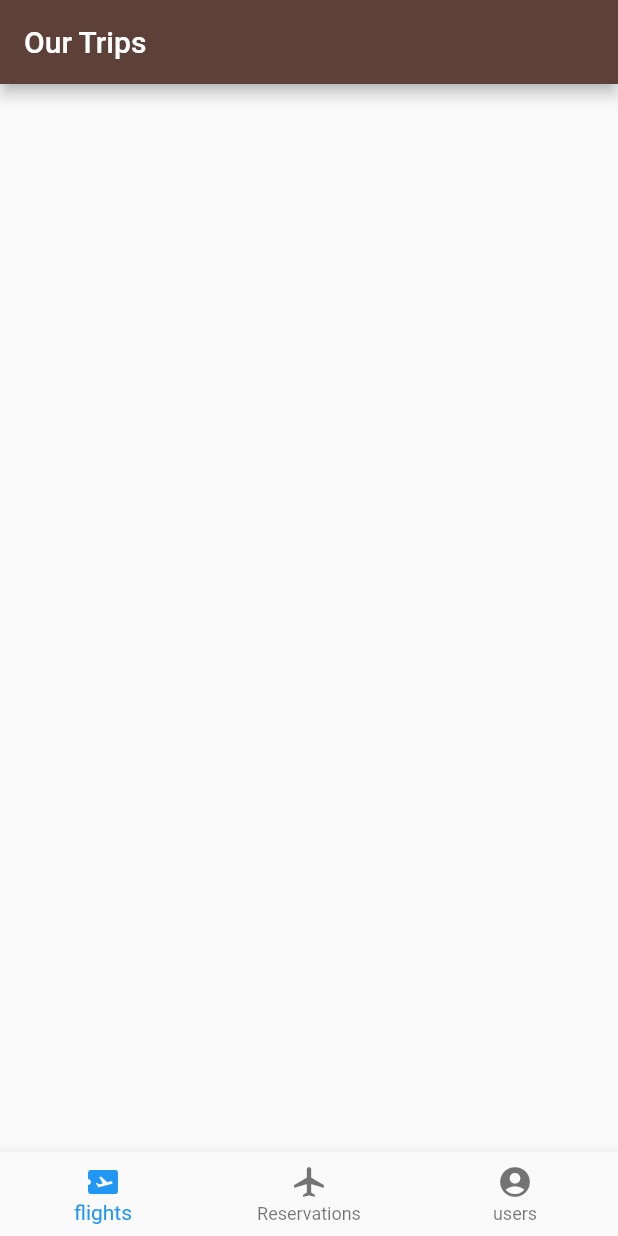
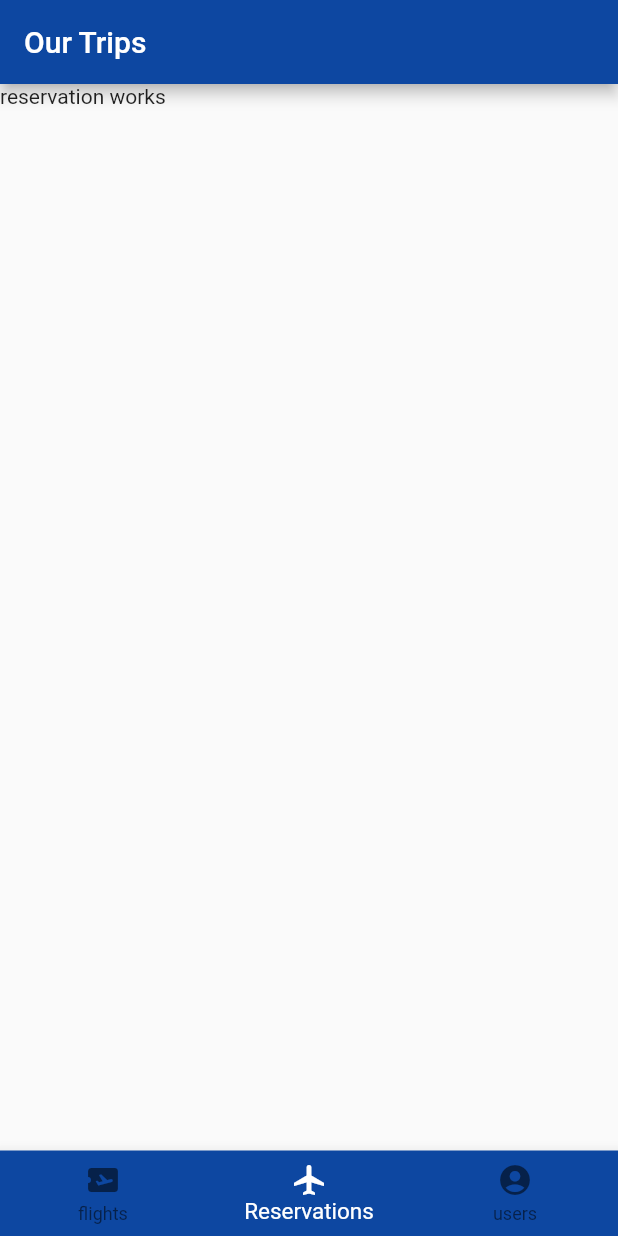
Before and after one commit to AhmedAziz0047/FLUTTER, a Flutter app: the screen it shows after launch, on a phone screen of 412 x 824 dp. Run offline on Flutter 3.47's test engine with Material 2 defaults, Android fonts, the phone set to English and light mode, and no system bars; our stand-ins replace fluttertoast, touchable_opacity.

Commit message:
login signup userSetting widgets

```diff
--- a/lib/admin/adminFlights.dart
+++ b/lib/admin/adminFlights.dart
@@ -1,4 +1,6 @@
 import 'package:flutter/material.dart';
+import 'package:flutterproject/admin/adminReservations.dart';
+import 'package:flutterproject/admin/adminUsers.dart';
 class adminFlights extends StatefulWidget {
   const adminFlights({ Key? key }) : super(key: key);
 
@@ -7,38 +9,11 @@ class adminFlights extends StatefulWidget {
 }
 
 class _adminFlightsState extends State<adminFlights> {
-  int _currentIndex=0;
   @override
   Widget build(BuildContext context) {
     return Scaffold(
-        body: Container(),
-            bottomNavigationBar: BottomNavigationBar(
-              currentIndex:_currentIndex,
-              items: [
-              BottomNavigationBarItem(
-                icon: Icon(IconData(0xe06d, fontFamily: 'MaterialIcons')),
-                label:'flights',
-                backgroundColor: Colors.blue
-
-              ), BottomNavigationBarItem(
-                icon: Icon(IconData(0xee5f, fontFamily: 'MaterialIcons')),
-                label:'Reservations',
-                backgroundColor: Colors.green
-
-              ),
-               BottomNavigationBarItem(
-                icon: Icon(IconData(0xe743, fontFamily: 'MaterialIcons')),
-                label:'users',
-                backgroundColor: Colors.orange
-              )
-
-            ],
-              onTap: (index){
-                setState(() {
-                  _currentIndex=index;
-                });
-              },
-            ),
+        body:
+            Text("flights works"),
     );
   }
 }
--- a/lib/admin/adminReservations.dart
+++ b/lib/admin/adminReservations.dart
@@ -0,0 +1,16 @@
+import 'package:flutter/material.dart';
+class adminReservations extends StatefulWidget {
+  const adminReservations({ Key? key }) : super(key: key);
+
+  @override
+  _adminReservationsState createState() => _adminReservationsState();
+}
+
+class _adminReservationsState extends State<adminReservations> {
+  @override
+  Widget build(BuildContext context) {
+    return Container(
+      child:Text('reservation works'),
+    );
+  }
+}
--- /dev/null
+++ b/lib/admin/bottomnavbar.dart
@@ -0,0 +1,53 @@
+import 'package:flutter/material.dart';
+import 'package:flutterproject/admin/adminFlights.dart';
+import 'package:flutterproject/admin/adminReservations.dart';
+import 'package:flutterproject/admin/adminUsers.dart';
+class bottomnavbar extends StatefulWidget {
+  const bottomnavbar({ Key? key }) : super(key: key);
+
+  @override
+  _bottomnavbarState createState() => _bottomnavbarState();
+}
+
+class _bottomnavbarState extends State<bottomnavbar> {
+  List<String>pagesKeys=["flights","reservations","users"];
+  int currentIndex=1;
+  final screens=[adminFlights(),
+                 adminReservations(),
+                 adminUsers()];
+  @override
+  Widget build(BuildContext context) {
+    return Scaffold(
+      body: screens[currentIndex],
+      bottomNavigationBar: BottomNavigationBar(
+        backgroundColor: Colors.blue[900],
+              currentIndex:currentIndex,
+              onTap: (index)=>setState(()=>currentIndex=index ),
+              items: [
+              BottomNavigationBarItem(
+                icon: Icon(IconData(0xe06d, fontFamily: 'MaterialIcons')),
+                label:'flights',
+                backgroundColor: Colors.blue
+
+              ),
+                BottomNavigationBarItem(
+                icon: Icon(IconData(0xee5f, fontFamily: 'MaterialIcons')),
+                label:'Reservations',
+                backgroundColor: Colors.green
+
+              ),
+               BottomNavigationBarItem(
+                icon: Icon(IconData(0xe743, fontFamily: 'MaterialIcons')),
+                label:'users',
+                backgroundColor: Colors.orange
+              )
+
+            ],
+            selectedItemColor: Colors.white,
+            selectedFontSize: 15,
+
+
+            ),
+    );
+  }
+}
--- a/lib/widgets/home.dart
+++ b/lib/widgets/home.dart
@@ -1,5 +1,6 @@
 import 'package:flutter/material.dart';
 import 'package:flutterproject/admin/adminFlights.dart';
+import 'package:flutterproject/admin/bottomnavbar.dart';
 import 'package:flutterproject/widgets/vols_item.dart';
 
 class HomeScreen extends StatefulWidget {
@@ -17,10 +18,10 @@ class _HomeScreenState extends State<HomeScreen> {
       child:Scaffold(
         appBar: AppBar(
           title:Text("Our Trips"),
-          backgroundColor: Colors.brown[700],
+          backgroundColor: Colors.blue[900],
         ),
         backgroundColor: Colors.white,
-        body:adminFlights()
+        body:bottomnavbar()
         // SingleChildScrollView(child:Wrap(children: List<Widget>.generate(5, (index) {return adminFlights();}))),
       )
       // body: Container(
```
Also changed, not shown: lib/admin/adminUsers.dart (+17 -0 lines), lib/widgets/login.dart (added, +16 -0 lines), lib/widgets/signUp.dart (added, +16 -0 lines), lib/widgets/userSettingAcc.dart (added, +16 -0 lines).
